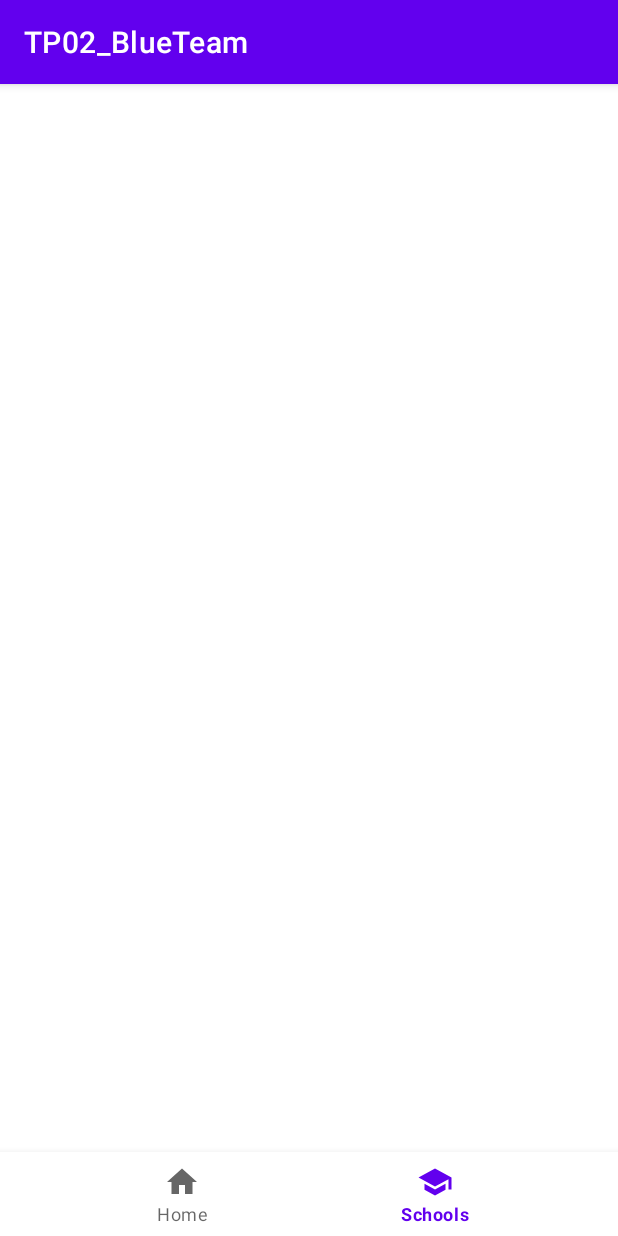
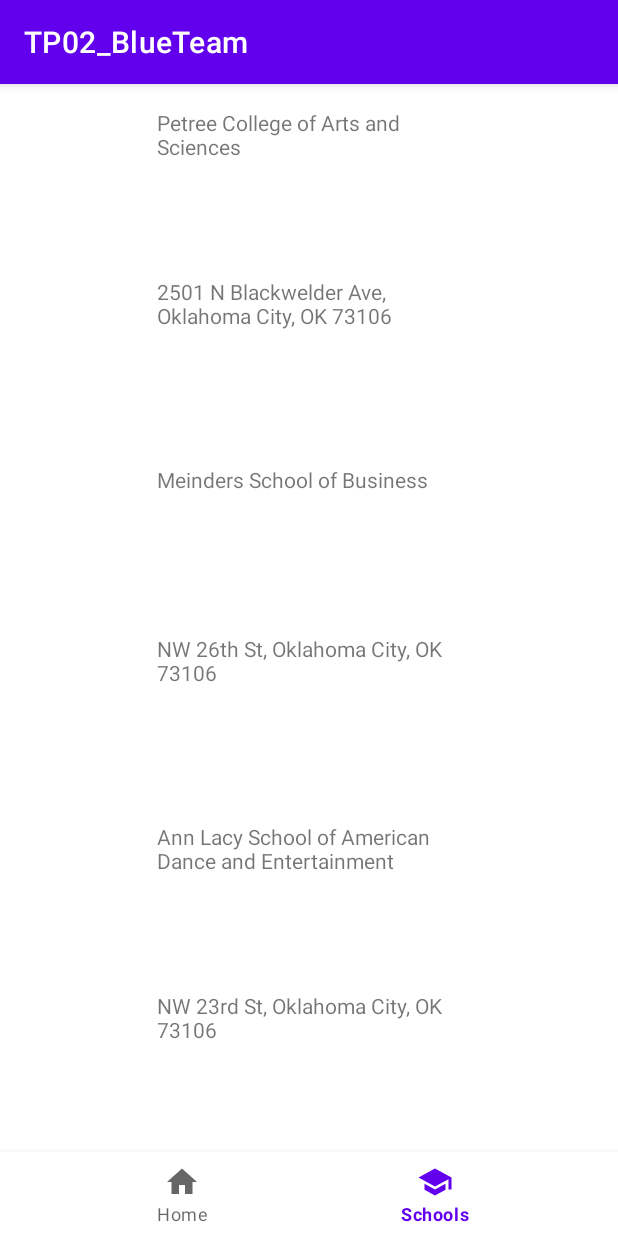
Before and after one commit to cucu2000/TP02_Blue, an Android app: the screen it shows after launch (MainActivity), item 2 of the bottom bar chosen, on a phone screen of 412 x 824 dp. Run offline under Robolectric (Android 15) with nearby library versions, the phone set to English and light mode, and no system bars.

Commit message:
Finished Linking Project Together.

```diff
--- a/app/build.gradle
+++ b/app/build.gradle
@@ -40,6 +40,8 @@ dependencies {
     implementation 'com.google.android.material:material:1.3.0'
     implementation 'androidx.constraintlayout:constraintlayout:2.0.4'
     implementation 'androidx.legacy:legacy-support-v4:1.0.0'
+    implementation 'androidx.lifecycle:lifecycle-livedata-ktx:2.3.1'
+    implementation 'androidx.lifecycle:lifecycle-viewmodel-ktx:2.3.1'
     testImplementation 'junit:junit:4.+'
     androidTestImplementation 'androidx.test.ext:junit:1.1.2'
     androidTestImplementation 'androidx.test.espresso:espresso-core:3.3.0'
--- a/app/src/main/java/edu/kaleb/r/cosgrave/tp02_blueteam/schoolAdapter.kt
+++ b/app/src/main/java/edu/kaleb/r/cosgrave/tp02_blueteam/Adapters/SchoolAdapter.kt
@@ -1,4 +1,4 @@
-package edu.kaleb.r.cosgrave.tp02_blueteam
+package edu.kaleb.r.cosgrave.tp02_blueteam.Adapters
 
 import android.view.LayoutInflater
 import android.view.View
@@ -6,12 +6,15 @@ import android.view.ViewGroup
 import android.widget.TextView
 import androidx.recyclerview.widget.RecyclerView
 import edu.kaleb.r.cosgrave.tp02_blueteam.Models.Schools
+import edu.kaleb.r.cosgrave.tp02_blueteam.R
+import edu.kaleb.r.cosgrave.tp02_blueteam.SchoolFragment
 
 //author: Tristan
 
-class schoolAdapter (
-    var schools: ArrayList<Schools>
-): RecyclerView.Adapter<schoolAdapter.ViewHolder>() {
+class SchoolAdapter (
+    var schools: ArrayList<Schools>,
+    var schoolFragment: SchoolFragment
+): RecyclerView.Adapter<SchoolAdapter.ViewHolder>() {
 
     class ViewHolder(itemView: View) : RecyclerView.ViewHolder(itemView) {
         var textViewSchoolName: TextView = itemView.findViewById(R.id.textViewSchoolName)
@@ -23,17 +26,17 @@ class schoolAdapter (
     }
 
     override fun onCreateViewHolder(parent: ViewGroup, viewType: Int): ViewHolder {
-        val layoutInflater = LayoutInflater.from(parent.context)
-        val cellForRow = layoutInflater.inflate(R.layout.fragment_school, parent, false)
-        return ViewHolder(cellForRow)
+        val view = LayoutInflater.from(parent.context).inflate(R.layout.activity_school, parent, false)
+        return ViewHolder(view)
     }
 
-    class CustomViewHolder(val view: View): RecyclerView.ViewHolder(view) {
-
-    }
-
-    override fun onBindViewHolder(holder: schoolAdapter.ViewHolder, position: Int) {
+    override fun onBindViewHolder(holder: ViewHolder, position: Int) {
         holder.textViewSchoolName.text = "${schools[position].schoolName}"
         holder.textViewSchoolAddress.text = "${schools[position].schoolAddress}"
+
+        //Author: Kaleb
+        holder.itemView.setOnClickListener{
+            schoolFragment.onSchoolClick(schools[position])
+        }
     }
 }
--- a/app/src/main/java/edu/kaleb/r/cosgrave/tp02_blueteam/MainActivity.kt
+++ b/app/src/main/java/edu/kaleb/r/cosgrave/tp02_blueteam/MainActivity.kt
@@ -11,7 +11,7 @@ import com.google.android.material.bottomnavigation.BottomNavigationView
 
 class MainActivity : AppCompatActivity() {
     val homeFragment = HomeFragment()
-    val schoolFragment = SchoolDetails()
+    val schoolFragment = SchoolFragment()
     lateinit var toggle: ActionBarDrawerToggle
 
     override fun onCreate(savedInstanceState: Bundle?) {
--- a/app/src/main/java/edu/kaleb/r/cosgrave/tp02_blueteam/SchoolDetails.kt
+++ /dev/null
@@ -1,70 +0,0 @@
-package edu.kaleb.r.cosgrave.tp02_blueteam
-
-import android.os.Bundle
-import androidx.fragment.app.Fragment
-import android.view.LayoutInflater
-import android.view.View
-import android.view.ViewGroup
-import androidx.recyclerview.widget.LinearLayoutManager
-import androidx.recyclerview.widget.RecyclerView
-import edu.kaleb.r.cosgrave.tp02_blueteam.Models.Schools
-
-//author: Tristan
-
-/**
- * A simple [Fragment] subclass.
- * Use the [SchoolDetails.newInstance] factory method to
- * create an instance of this fragment.
- */
-class SchoolDetails : Fragment() {
-    var schoolBuildings: ArrayList<Schools> = ArrayList()
-
-    lateinit var layoutManager: RecyclerView.LayoutManager
-    lateinit var adapter: RecyclerView.Adapter<schoolAdapter.ViewHolder>
-    lateinit var recyclerView: RecyclerView
-
-    override fun onCreate(savedInstanceState: Bundle?) {
-        super.onCreate(savedInstanceState)
-        schools()
-
-
-    }
-
-    override fun onCreateView(
-        inflater: LayoutInflater, container: ViewGroup?,
-        savedInstanceState: Bundle?
-    ): View? {
-        schools()
-        val view = inflater.inflate(R.layout.fragment_school, container, false)
-
-        this.layoutManager = LinearLayoutManager(activity)
-        this.adapter = schoolAdapter(schoolBuildings)
-
-        return view
-    }
-
-
-
-    fun createSchools (schoolName: String, schoolAddress: String) {
-        schoolBuildings.add(Schools(schoolName, schoolAddress))
-    }
-
-    fun schools () {
-        createSchools("Petree College of Arts and Sciences",
-                "2501 N Blackwelder Ave, Oklahoma City, OK 73106")
-        createSchools("Meinders School of Business",
-                "NW 26th St, Oklahoma City, OK 73106")
-        createSchools("Ann Lacy School of American Dance and Entertainment",
-                "NW 23rd St, Oklahoma City, OK 73106")
-    }
-
-    companion object {
-
-        // TODO: Rename and change types and number of parameters
-        @JvmStatic
-        fun newInstance() =
-            SchoolDetails().apply {
-
-            }
-    }
-}
--- /dev/null
+++ b/app/src/main/java/edu/kaleb/r/cosgrave/tp02_blueteam/SchoolFragment.kt
@@ -0,0 +1,67 @@
+package edu.kaleb.r.cosgrave.tp02_blueteam
+
+import android.content.Intent
+import androidx.lifecycle.ViewModelProvider
+import android.os.Bundle
+import androidx.fragment.app.Fragment
+import android.view.LayoutInflater
+import android.view.View
+import android.view.ViewGroup
+import androidx.recyclerview.widget.LinearLayoutManager
+import androidx.recyclerview.widget.RecyclerView
+import edu.kaleb.r.cosgrave.tp02_blueteam.Adapters.SchoolAdapter
+import edu.kaleb.r.cosgrave.tp02_blueteam.Models.Major
+import edu.kaleb.r.cosgrave.tp02_blueteam.Models.Schools
+
+//Author: Tristan
+
+class SchoolFragment : Fragment(), OnClickListener {
+    var schoolBuildings: ArrayList<Schools> = ArrayList()
+    lateinit var layoutManager: RecyclerView.LayoutManager
+    lateinit var adapter: RecyclerView.Adapter<SchoolAdapter.ViewHolder>
+
+    companion object {
+        fun newInstance() = SchoolFragment()
+    }
+
+    private lateinit var viewModel: SchoolViewModel
+
+    override fun onCreateView(inflater: LayoutInflater, container: ViewGroup?,
+                              savedInstanceState: Bundle?): View? {
+        return inflater.inflate(R.layout.school_fragment, container, false)
+        schools()
+    }
+
+    override fun onActivityCreated(savedInstanceState: Bundle?) {
+        super.onActivityCreated(savedInstanceState)
+        schools()
+        layoutManager = LinearLayoutManager(activity)
+        var recyclerView = view!!.findViewById<RecyclerView>(R.id.schoolRecyclerView)
+        recyclerView.layoutManager = layoutManager
+
+        adapter = SchoolAdapter(schoolBuildings, this)
+        recyclerView.adapter = adapter
+        viewModel = ViewModelProvider(this).get(SchoolViewModel::class.java)
+
+    }
+
+    fun createSchools (schoolName: String, schoolAddress: String) {
+        schoolBuildings.add(Schools(schoolName, schoolAddress))
+    }
+
+    fun schools () {
+        createSchools("Petree College of Arts and Sciences",
+                "2501 N Blackwelder Ave, Oklahoma City, OK 73106")
+        createSchools("Meinders School of Business",
+                "NW 26th St, Oklahoma City, OK 73106")
+        createSchools("Ann Lacy School of American Dance and Entertainment",
+                "NW 23rd St, Oklahoma City, OK 73106")
+    }
+
+    //Author: Kaleb
+    override fun onSchoolClick(data: Schools) {
+        val activityIntent = Intent(activity?.baseContext, MajorDetail::class.java)
+        activityIntent.putExtra("School", "${data.schoolName}")
+        activity?.startActivity(activityIntent)
+    }
+}
--- /dev/null
+++ b/app/src/main/java/edu/kaleb/r/cosgrave/tp02_blueteam/SchoolViewModel.kt
@@ -0,0 +1,10 @@
+package edu.kaleb.r.cosgrave.tp02_blueteam
+
+import androidx.lifecycle.MutableLiveData
+import androidx.lifecycle.ViewModel
+import edu.kaleb.r.cosgrave.tp02_blueteam.Models.Schools
+import kotlin.reflect.KProperty
+
+class SchoolViewModel : ViewModel() {
+    // TODO: Implement ViewModel
+    }
--- a/app/src/main/res/layout/activity_class.xml
+++ b/app/src/main/res/layout/activity_class.xml
@@ -7,6 +7,7 @@
     tools:context=".ClassActivity">
 
     <androidx.recyclerview.widget.RecyclerView
+        android:id="@+id/classRecyclerView"
         android:layout_width="match_parent"
         android:layout_height="match_parent"
         app:layout_constraintEnd_toEndOf="parent"
--- a/app/src/main/res/layout/activity_classes_details.xml
+++ b/app/src/main/res/layout/activity_classes_details.xml
@@ -27,12 +27,13 @@
         android:layout_height="93dp"
         android:layout_marginStart="48dp"
         android:layout_marginLeft="48dp"
-        android:layout_marginTop="169dp"
+        android:layout_marginTop="48dp"
         android:layout_marginEnd="143dp"
         android:layout_marginRight="143dp"
         android:gravity="center"
         android:text="TextView"
         app:layout_constraintEnd_toEndOf="parent"
+        app:layout_constraintHorizontal_bias="0.0"
         app:layout_constraintStart_toStartOf="parent"
         app:layout_constraintTop_toTopOf="parent" />
 </androidx.constraintlayout.widget.ConstraintLayout>
--- a/app/src/main/res/layout/activity_major_detail.xml
+++ b/app/src/main/res/layout/activity_major_detail.xml
@@ -7,7 +7,7 @@
     tools:context=".MajorDetail">
 
     <androidx.recyclerview.widget.RecyclerView
-        android:id="@+id/recyclerView"
+        android:id="@+id/majorRecyclerView"
         android:layout_width="match_parent"
         android:layout_height="match_parent"
         app:layout_constraintEnd_toEndOf="parent"
--- a/app/src/main/res/layout/fragment_school.xml
+++ /dev/null
@@ -1,16 +0,0 @@
-<?xml version="1.0" encoding="utf-8"?>
-<androidx.constraintlayout.widget.ConstraintLayout xmlns:android="http://schemas.android.com/apk/res/android"
-    xmlns:app="http://schemas.android.com/apk/res-auto"
-    xmlns:tools="http://schemas.android.com/tools"
-    android:id="@+id/frameLayout2"
-    android:layout_width="match_parent"
-    android:layout_height="match_parent"
-    tools:context=".SchoolDetails">
-
-    <androidx.recyclerview.widget.RecyclerView
-        android:id="@+id/schoolRecyclerView"
-        android:layout_width="match_parent"
-        android:layout_height="match_parent"
-        tools:layout_editor_absoluteX="202dp"
-        tools:layout_editor_absoluteY="366dp" />
-</androidx.constraintlayout.widget.ConstraintLayout>
--- /dev/null
+++ b/app/src/main/res/layout/school_fragment.xml
@@ -0,0 +1,13 @@
+<?xml version="1.0" encoding="utf-8"?>
+<FrameLayout xmlns:android="http://schemas.android.com/apk/res/android"
+    xmlns:tools="http://schemas.android.com/tools"
+    android:layout_width="match_parent"
+    android:layout_height="match_parent"
+    tools:context=".SchoolFragment">
+
+    <androidx.recyclerview.widget.RecyclerView
+        android:id="@+id/schoolRecyclerView"
+        android:layout_width="match_parent"
+        android:layout_height="match_parent" />
+
+</FrameLayout>
```
Also changed, not shown: app/src/main/java/edu/kaleb/r/cosgrave/tp02_blueteam/Adapters/ClassAdapter.kt (renamed from app/src/main/java/edu/kaleb/r/cosgrave/tp02_blueteam/ClassAdapter.kt, +5 -2 lines), app/src/main/java/edu/kaleb/r/cosgrave/tp02_blueteam/Adapters/MajorAdapter.kt (renamed from app/src/main/java/edu/kaleb/r/cosgrave/tp02_blueteam/majorAdapter.kt, +17 -7 lines), app/src/main/java/edu/kaleb/r/cosgrave/tp02_blueteam/ClassActivity.kt (+47 -0 lines), app/src/main/java/edu/kaleb/r/cosgrave/tp02_blueteam/MajorDetail.kt (+19 -11 lines), app/src/main/java/edu/kaleb/r/cosgrave/tp02_blueteam/OnClickListener.kt (added, +17 -0 lines), app/src/main/res/layout/activity_majors.xml (+4 -4 lines).
